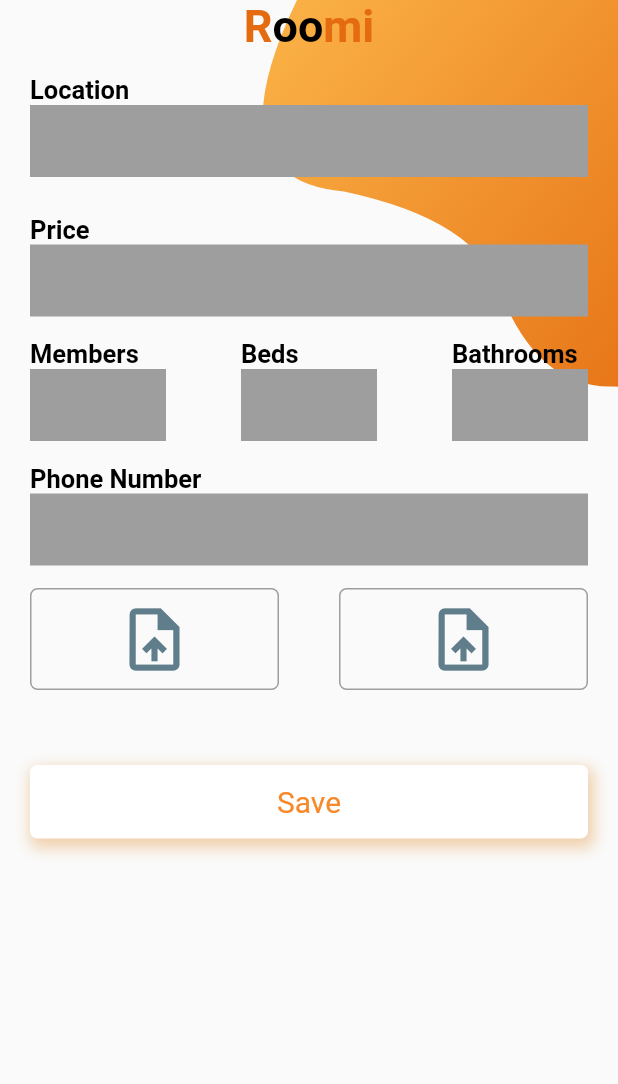
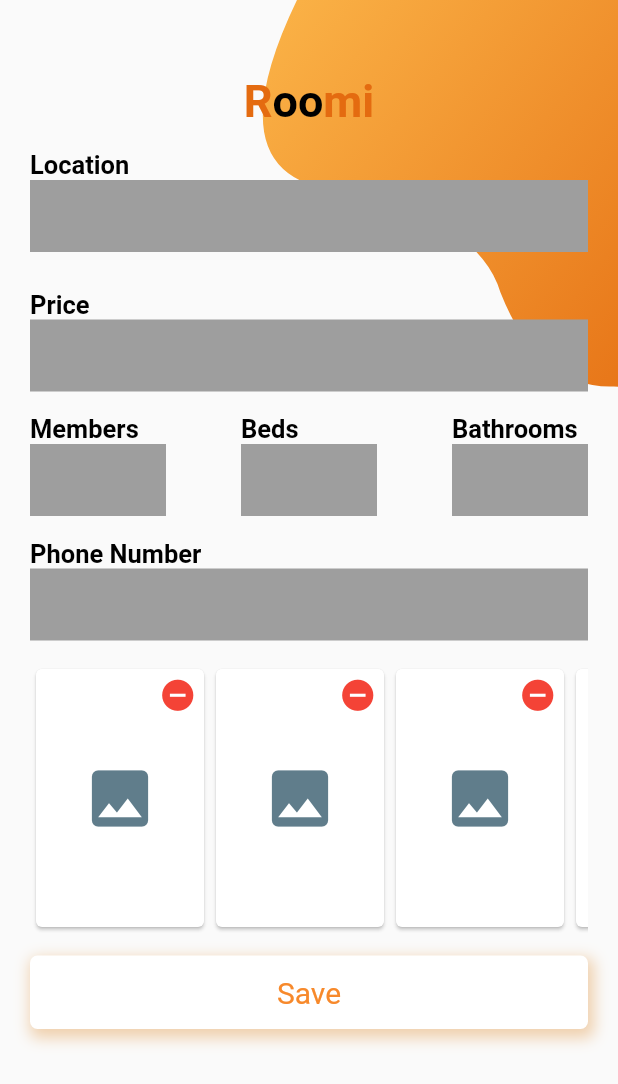
Before and after one commit to vikas-modi-bhopada/myroom2, a Flutter app: the UploadRoomDetails screen opened directly, on a phone screen of 412 x 824 dp. Shown: the top 1084 px of the screen. Run offline on Flutter 3.47's test engine with Material 2 defaults, Android fonts, the phone set to English and light mode, and no system bars; our stand-ins replace cloud_firestore, firebase_auth, firebase_storage, flutter_signin_button, google_fonts, google_sign_in and 1 more; accounts and stored records are empty.

Commit message:
4 images uploded to firebase

```diff
--- a/lib/HouseFiles/UplodRoomDetails.dart
+++ b/lib/HouseFiles/UplodRoomDetails.dart
@@ -20,14 +20,18 @@
   var beds;
   var phoneNo;
   var bathroom;
-  File _image;
-  File _image2;
+  File image1, image2, image3, image4;
   String imageURI;
+  // ignore: deprecated_member_use
+  List<File> images = List<File>();
+  Future<File> _imageFile;
+
   DocumentReference roomsImages =
       Firestore.instance.collection('Rooms_Photos').document();
-  Future<String> uploadFile(File _image) async {
+
+  Future<String> uploadFile(File _image, i) async {
     StorageReference storageReference =
-        FirebaseStorage.instance.ref().child('Rooms_Photos');
+        FirebaseStorage.instance.ref().child('Rooms_Photos/$i');
     StorageUploadTask uploadTask = storageReference.putFile(_image);
     await uploadTask.onComplete;
     print('File Uploaded');
@@ -39,17 +43,39 @@
   }
 
   final picker = ImagePicker();
-  Future _imgFromCamera() async {
+  Future _imgFromCamera(i) async {
     final pickedFile = await picker.getImage(source: ImageSource.camera);
-    setState(() => _image = File(pickedFile.path));
+    if (i == 1) {
+      setState(() => image1 = File(pickedFile.path));
+    }
+    if (i == 2) {
+      setState(() => image2 = File(pickedFile.path));
+    }
+    if (i == 3) {
+      setState(() => image3 = File(pickedFile.path));
+    }
+    if (i == 4) {
+      setState(() => image4 = File(pickedFile.path));
+    }
   }
 
-  _imgFromGallery() async {
+  _imgFromGallery(i) async {
     final pickedFile = await picker.getImage(source: ImageSource.gallery);
-    setState(() => _image = File(pickedFile.path));
+    if (i == 1) {
+      setState(() => image1 = File(pickedFile.path));
+    }
+    if (i == 2) {
+      setState(() => image2 = File(pickedFile.path));
+    }
+    if (i == 3) {
+      setState(() => image3 = File(pickedFile.path));
+    }
+    if (i == 4) {
+      setState(() => image4 = File(pickedFile.path));
+    }
   }
 
-  void _showPicker(context) {
+  void _showPicker(context, i) {
     showModalBottomSheet(
         context: context,
         builder: (BuildContext bc) {
@@ -61,14 +87,14 @@
                       leading: new Icon(Icons.photo_library),
                       title: new Text('Photo Library'),
                       onTap: () async {
-                        await _imgFromGallery();
+                        await _imgFromGallery(i);
                         Navigator.of(context).pop();
                       }),
                   new ListTile(
                     leading: new Icon(Icons.photo_camera),
                     title: new Text('Camera'),
                     onTap: () {
-                      _imgFromCamera();
+                      _imgFromCamera(i);
                       Navigator.of(context).pop();
                     },
                   ),
@@ -77,6 +103,69 @@
             ),
           );
         });
+  }
+
+  GestureDetector listOFimages(i) {
+    File x;
+    if (i == 1) x = image1;
+    if (i == 2) x = image2;
+    if (i == 3) x = image3;
+    if (i == 4) x = image4;
+    return GestureDetector(
+      onTap: () {
+        _showPicker(context, i);
+      },
+      child: Container(
+        width: 120,
+        child: Card(
+          child: Stack(
+            children: <Widget>[
+              Center(
+                child: x == null
+                    ? Icon(Icons.image, size: 50, color: Colors.blueGrey)
+                    : Image.file(x),
+              ),
+              Positioned(
+                right: 5,
+                top: 5,
+                child: InkWell(
+                  child: Icon(
+                    Icons.remove_circle,
+                    size: 25,
+                    color: Colors.red,
+                  ),
+                  onTap: () {
+                    setState(() {
+                      if (i == 1) image1 = null;
+                      if (i == 2) image2 = null;
+                      if (i == 3) image3 = null;
+                      if (i == 4) image4 = null;
+                    });
+                  },
+                ),
+              ),
+            ],
+          ),
+        ),
+      ),
+    );
+  }
+
+  // ignore: deprecated_member_use
+
+  Widget buildGridViewForImages() {
+    return Container(
+      height: 180,
+      child: ListView(
+        scrollDirection: Axis.horizontal,
+        children: <Widget>[
+          listOFimages(1),
+          listOFimages(2),
+          listOFimages(3),
+          listOFimages(4)
+        ],
+      ),
+    );
   }
 
   Widget _locationlabel(String data) {
@@ -174,11 +263,17 @@
 
   _uplodDetails(String _location, String _price, String _members, String _beds,
       String _bathroom, String _phoneNo) async {
-    String imageURL = await uploadFile(_image);
+    String imageURL1 = await uploadFile(image1, 1);
+    String imageURL2 = await uploadFile(image2, 2);
+    String imageURL3 = await uploadFile(image3, 3);
+    String imageURL4 = await uploadFile(image4, 4);
     Firestore.instance
         .collection("RoomDetails")
         .add({
-          "images": FieldValue.arrayUnion([imageURL]),
+          "image1": imageURL1,
+          "image2": imageURL2,
+          "image3": imageURL3,
+          "image4": imageURL4,
           'Location': _location,
           'Price': _price,
           'Members': _members,
@@ -289,55 +384,10 @@
         borderRadius: BorderRadius.all(Radius.circular(5.0)));
   }
 
-  Widget _uploadRoomImage() {
-    return Container(
-      child: Row(
-        children: [
-          expandedWidgetForFirstRoomImage(),
-          expandedWIdgetForSecondRoomImage(),
-        ],
-      ),
-    );
-  }
-
-  Expanded expandedWIdgetForSecondRoomImage() {
-    return Expanded(
-      child: GestureDetector(
-        onTap: () {
-          _showPicker(context);
-        },
-        child: Container(
-          margin: EdgeInsets.fromLTRB(20, 0, 0, 0),
-          padding: EdgeInsets.all(8),
-          decoration: myBoxDecoration(),
-          child: _image == null
-              ? Icon(Icons.upload_file, size: 50, color: Colors.blueGrey)
-              : Image.file(_image),
-        ),
-      ),
-    );
-  }
-
-  Expanded expandedWidgetForFirstRoomImage() {
-    return Expanded(
-        child: GestureDetector(
-      onTap: () {
-        _showPicker(context);
-      },
-      child: Container(
-        margin: EdgeInsets.fromLTRB(0, 0, 20, 0),
-        padding: EdgeInsets.all(8),
-        decoration: myBoxDecoration(),
-        child: _image == null
-            ? Icon(Icons.upload_file, size: 50, color: Colors.blueGrey)
-            : Image.file(_image),
-      ),
-    ));
-  }
-
   Widget _saveDetailsButton() {
     return InkWell(
       onTap: () {
+        print("Inside _saveDetailsButton");
         _uplodDetails(location, price, members, beds, bathroom, phoneNo);
         // UserData().getData();
       } //UserData().onPressed(),
@@ -395,7 +445,7 @@
                 crossAxisAlignment: CrossAxisAlignment.center,
                 mainAxisAlignment: MainAxisAlignment.center,
                 children: [
-                  //SizedBox(height: 70),
+                  SizedBox(height: 50),
                   _title(),
                   SizedBox(
                     height: 5,
@@ -416,9 +466,9 @@
                   SizedBox(
                     height: 15,
                   ),
-                  _uploadRoomImage(),
+                  buildGridViewForImages(),
                   SizedBox(
-                    height: 50,
+                    height: 15,
                   ),
                   _saveDetailsButton()
                 ],
@@ -436,3 +486,17 @@
         child: BezierContainer());
   }
 }
+
+class ImageUploadModel {
+  bool isUploaded;
+  bool uploading;
+  File imageFile;
+  String imageUrl;
+
+  ImageUploadModel({
+    this.isUploaded,
+    this.uploading,
+    this.imageFile,
+    this.imageUrl,
+  });
+}
--- a/lib/main.dart
+++ b/lib/main.dart
@@ -5,6 +5,7 @@
 import 'HouseFiles/ListofHouses.dart';
 
 void main() {
+  WidgetsFlutterBinding.ensureInitialized();
   runApp(MyApp());
 }
 
```
